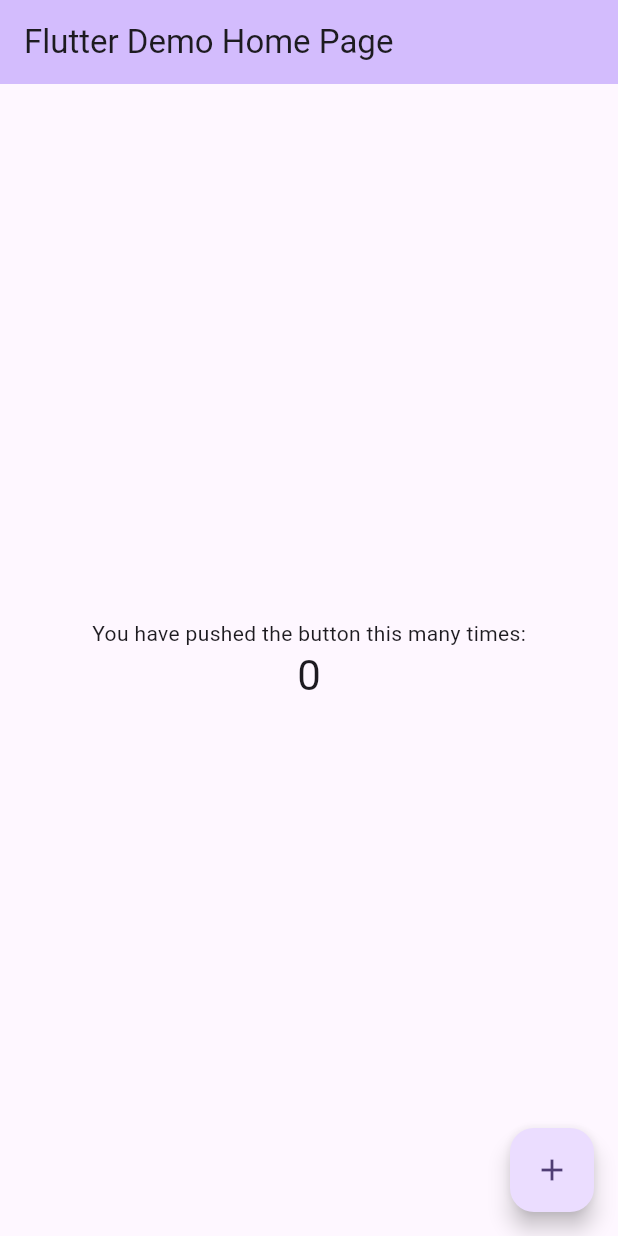
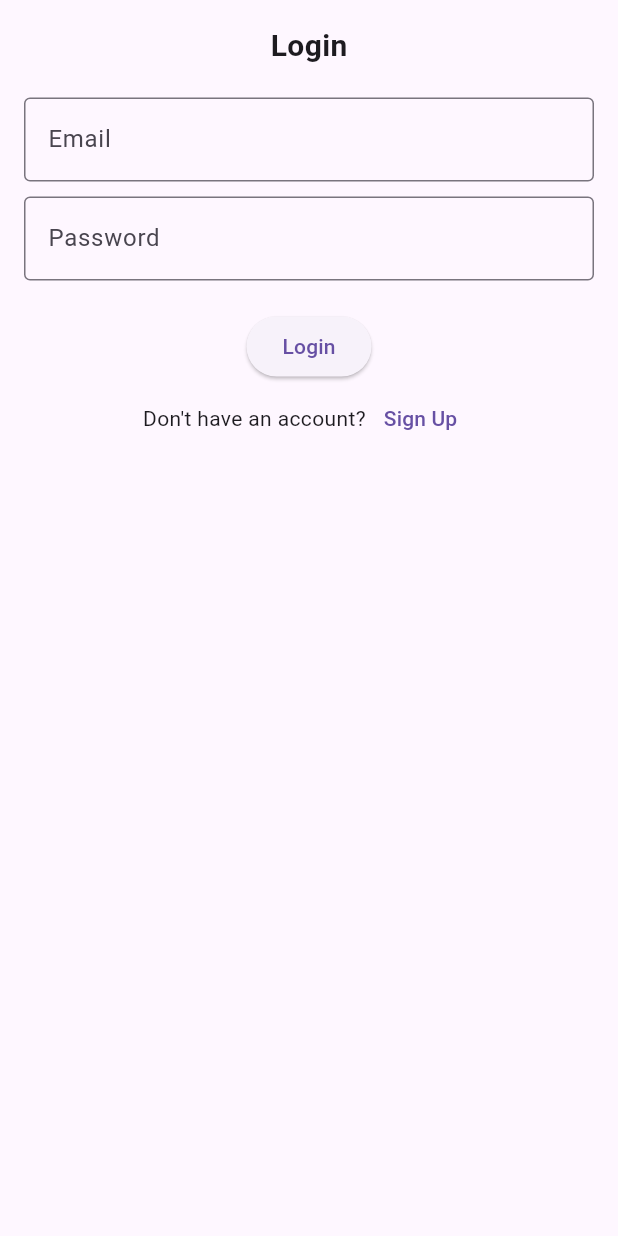
Before and after one commit to faiza-rahman/cs8803-sampleapp2, a Flutter app: the screen it shows after launch, on a phone screen of 412 x 824 dp. Run offline on Flutter 3.47's test engine with Material 3 defaults, Android fonts, the light colour scheme and no system bars; our stand-ins replace firebase_analytics, firebase_auth, firebase_core, get_it; accounts and stored records are empty.

Commit message:
auth login working

```diff
--- a/sampple_app2/lib/main.dart
+++ b/sampple_app2/lib/main.dart
@@ -1,125 +1,45 @@
+import 'package:firebase_analytics/firebase_analytics.dart';
 import 'package:flutter/material.dart';
+import 'package:get_it/get_it.dart';
+import 'package:sampple_app2/pages/login_page.dart';
+import 'package:sampple_app2/services/auth_service.dart';
+import 'package:sampple_app2/services/navigation_service.dart';
+import 'package:sampple_app2/utils.dart';
+import 'pages/form.dart';
 
-void main() {
-  runApp(const MyApp());
+void main() async {
+  await setup();
+  runApp(
+    MyApp()
+  );
+}
+
+Future<void> setup() async {
+  WidgetsFlutterBinding.ensureInitialized();
+  await setupFirebase();
+  await registerService();
 }
 
 class MyApp extends StatelessWidget {
-  const MyApp({super.key});
+  final GetIt _getIt = GetIt.instance;
 
-  // This widget is the root of your application.
-  @override
-  Widget build(BuildContext context) {
-    return MaterialApp(
-      title: 'Flutter Demo',
-      theme: ThemeData(
-        // This is the theme of your application.
-        //
-        // TRY THIS: Try running your application with "flutter run". You'll see
-        // the application has a purple toolbar. Then, without quitting the app,
-        // try changing the seedColor in the colorScheme below to Colors.green
-        // and then invoke "hot reload" (save your changes or press the "hot
-        // reload" button in a Flutter-supported IDE, or press "r" if you used
-        // the command line to start the app).
-        //
-        // Notice that the counter didn't reset back to zero; the application
-        // state is not lost during the reload. To reset the state, use hot
-        // restart instead.
-        //
-        // This works for code too, not just values: Most code changes can be
-        // tested with just a hot reload.
-        colorScheme: ColorScheme.fromSeed(seedColor: Colors.deepPurple),
-        useMaterial3: true,
-      ),
-      home: const MyHomePage(title: 'Flutter Demo Home Page'),
-    );
-  }
-}
+  late NavigationService _navigationService;
+  late AuthService _authService;
 
-class MyHomePage extends StatefulWidget {
-  const MyHomePage({super.key, required this.title});
-
-  // This widget is the home page of your application. It is stateful, meaning
-  // that it has a State object (defined below) that contains fields that affect
-  // how it looks.
-
-  // This class is the configuration for the state. It holds the values (in this
-  // case the title) provided by the parent (in this case the App widget) and
-  // used by the build method of the State. Fields in a Widget subclass are
-  // always marked "final".
-
-  final String title;
-
-  @override
-  State<MyHomePage> createState() => _MyHomePageState();
-}
-
-class _MyHomePageState extends State<MyHomePage> {
-  int _counter = 0;
-
-  void _incrementCounter() {
-    setState(() {
-      // This call to setState tells the Flutter framework that something has
-      // changed in this State, which causes it to rerun the build method below
-      // so that the display can reflect the updated values. If we changed
-      // _counter without calling setState(), then the build method would not be
-      // called again, and so nothing would appear to happen.
-      _counter++;
-    });
+  MyApp({super.key}) {
+    _navigationService = _getIt.get<NavigationService>();
+    _authService = _getIt.get<AuthService>();
   }
 
   @override
   Widget build(BuildContext context) {
-    // This method is rerun every time setState is called, for instance as done
-    // by the _incrementCounter method above.
-    //
-    // The Flutter framework has been optimized to make rerunning build methods
-    // fast, so that you can just rebuild anything that needs updating rather
-    // than having to individually change instances of widgets.
-    return Scaffold(
-      appBar: AppBar(
-        // TRY THIS: Try changing the color here to a specific color (to
-        // Colors.amber, perhaps?) and trigger a hot reload to see the AppBar
-        // change color while the other colors stay the same.
-        backgroundColor: Theme.of(context).colorScheme.inversePrimary,
-        // Here we take the value from the MyHomePage object that was created by
-        // the App.build method, and use it to set our appbar title.
-        title: Text(widget.title),
-      ),
-      body: Center(
-        // Center is a layout widget. It takes a single child and positions it
-        // in the middle of the parent.
-        child: Column(
-          // Column is also a layout widget. It takes a list of children and
-          // arranges them vertically. By default, it sizes itself to fit its
-          // children horizontally, and tries to be as tall as its parent.
-          //
-          // Column has various properties to control how it sizes itself and
-          // how it positions its children. Here we use mainAxisAlignment to
-          // center the children vertically; the main axis here is the vertical
-          // axis because Columns are vertical (the cross axis would be
-          // horizontal).
-          //
-          // TRY THIS: Invoke "debug painting" (choose the "Toggle Debug Paint"
-          // action in the IDE, or press "p" in the console), to see the
-          // wireframe for each widget.
-          mainAxisAlignment: MainAxisAlignment.center,
-          children: <Widget>[
-            const Text(
-              'You have pushed the button this many times:',
-            ),
-            Text(
-              '$_counter',
-              style: Theme.of(context).textTheme.headlineMedium,
-            ),
-          ],
-        ),
-      ),
-      floatingActionButton: FloatingActionButton(
-        onPressed: _incrementCounter,
-        tooltip: 'Increment',
-        child: const Icon(Icons.add),
-      ), // This trailing comma makes auto-formatting nicer for build methods.
+    return MaterialApp(
+      navigatorKey: _navigationService.navigatorKey,
+      title: 'Shopping List',
+      debugShowCheckedModeBanner: false,
+      themeMode: ThemeMode.system,
+      initialRoute: _authService.user != null ? "/home" : "/login",
+      routes: _navigationService.routes,
     );
   }
 }
--- /dev/null
+++ b/sampple_app2/lib/pages/login_page.dart
@@ -0,0 +1,123 @@
+import 'package:flutter/material.dart';
+import 'package:get_it/get_it.dart';
+import 'package:sampple_app2/services/auth_service.dart';
+import 'package:sampple_app2/services/navigation_service.dart';
+
+class LoginPage extends StatefulWidget {
+  const LoginPage({super.key});
+
+  @override
+  State<LoginPage> createState() => _LoginPageState();
+}
+
+class _LoginPageState extends State<LoginPage> {
+  final GetIt _getIt = GetIt.instance;
+
+  final GlobalKey<FormState> _loginFormKey = GlobalKey();
+  final RegExp _emailRegExp = RegExp(r'^[\w-\.]+@([\w-]+\.)+[\w-]{2,4}$');
+  final bool obscureText = true;
+  String? email, password;
+
+  late AuthService _authService;
+  late NavigationService _navigationService;
+
+  @override
+  void initState() {
+    super.initState();
+    _authService = _getIt.get<AuthService>();
+    _navigationService = _getIt.get<NavigationService>();
+  }
+
+  @override
+  Widget build(BuildContext context) {
+    return Scaffold(
+      body: _buildUI(),
+    );
+  }
+
+  Widget _buildUI() {
+    return SafeArea(
+      child: Padding(
+        padding: const EdgeInsets.all(16.0),
+        child: Form(
+          key: _loginFormKey,
+          child: Column(
+            children: [
+              const Text('Login', style: TextStyle(fontSize: 20, fontWeight: FontWeight.bold)),
+              const SizedBox(height: 20),
+              TextFormField(
+                validator: (value) {
+                  if (value != null && _emailRegExp.hasMatch(value)) {
+                    return null;
+                  }
+                  return 'Enter a valid email';
+                },
+                decoration: const InputDecoration(
+                  hintText: 'Email',
+                  border: OutlineInputBorder(),
+                ),
+                onSaved: (value) {
+                  setState(() {
+                    email = value;
+                  });
+                }
+              ),
+              const SizedBox(height: 10),
+              TextFormField(
+                obscureText: obscureText,
+                validator: (value) {
+                  if (value != null && value.length >= 6) {
+                    return null;
+                  }
+                  return 'Enter a valid password';
+                },
+                decoration: const InputDecoration(
+                  hintText: 'Password',
+                  border: OutlineInputBorder(),
+                ),
+                onSaved: (value) {
+                  setState(() {
+                    password = value;
+                  });
+                }
+              ),
+              const SizedBox(height: 20),
+              ElevatedButton(
+                onPressed: () async {
+                  if (_loginFormKey.currentState?.validate() ?? false) {
+                    _loginFormKey.currentState?.save();
+                    print('Email: $email, Password: $password'); // Debug print
+                    bool result = await _authService.login(email!, password!);
+                    print('Login result: $result'); // Debug print
+
+                    if (result) {
+                      print('Navigating to home'); // Debug print
+                      _navigationService.pushReplacementNamed('/home');
+                    } else {
+                      print('Login failed'); // Debug print
+                    }
+                  }
+                },
+                child: const Text('Login'),
+              ),
+              _createAnAccountLink(),
+            ],
+          ),
+        ),
+      ),
+    );
+  }
+}
+
+Widget _createAnAccountLink() {
+  return Row(
+    mainAxisAlignment: MainAxisAlignment.center,
+    children: [
+      const Text('Don\'t have an account?'),
+      TextButton(
+        onPressed: () {},
+        child: const Text('Sign Up'),
+      ),
+    ],
+  );
+}
--- /dev/null
+++ b/sampple_app2/lib/services/auth_service.dart
@@ -0,0 +1,48 @@
+import 'package:firebase_auth/firebase_auth.dart';
+
+class AuthService {
+  final FirebaseAuth _firebaseAuth = FirebaseAuth.instance;
+
+  User? _user;
+
+  User? get user {
+    return _user;
+  }
+
+  AuthService() {
+    _firebaseAuth.authStateChanges().listen(authStateChangesStreamListener);
+  }
+
+  Future<bool> login(String email, String password) async {
+    try {
+      final credential = await _firebaseAuth.signInWithEmailAndPassword(email: email, password: password);
+      if (credential.user != null) {
+        _user = credential.user;
+        return true;
+      }
+    } catch (e) {
+      print(e);
+    }
+    return false;
+  }
+
+  Future<bool> logOut() async {
+   try {
+     await _firebaseAuth.signOut();
+     return true;
+   } catch (e) {
+     print(e);
+   }
+   return false;
+  }
+
+  void authStateChangesStreamListener(User? user) {
+    if (user != null) {
+      _user = user;
+    }
+    else {
+      _user = null;
+    }
+  }
+
+}
--- /dev/null
+++ b/sampple_app2/lib/services/navigation_service.dart
@@ -0,0 +1,32 @@
+import 'package:flutter/material.dart';
+import 'package:sampple_app2/pages/form.dart';
+import 'package:sampple_app2/pages/login_page.dart';
+
+class NavigationService {
+  late GlobalKey<NavigatorState> _navigatorKey;
+
+  final Map<String, Widget Function(BuildContext)> _routes = {
+    "/login": (context) => const LoginPage(),
+    "/home": (context) => const MyForm(),
+  };
+
+  GlobalKey<NavigatorState> get navigatorKey => _navigatorKey;
+
+  Map<String, Widget Function(BuildContext)> get routes => _routes;
+
+  NavigationService() {
+    _navigatorKey = GlobalKey<NavigatorState>();
+  }
+
+  void pushNamed(String routeName) {
+    _navigatorKey.currentState?.pushNamed(routeName);
+  }
+
+  void pushReplacementNamed(String routeName) {
+    _navigatorKey.currentState?.pushReplacementNamed(routeName);
+  }
+
+  void goBack() {
+    return _navigatorKey.currentState?.pop();
+  }
+}
```
Also changed, not shown: sampple_app2/lib/pages/details.dart (added, +90 -0 lines), sampple_app2/lib/pages/form.dart (added, +134 -0 lines), sampple_app2/lib/utils.dart (added, +21 -0 lines), sampple_app2/pubspec.yaml (+11 -0 lines), sampple_app2/firebase.json (added), sampple_app2/lib/firebase_options.dart (added), sampple_app2/pubspec.lock, 29 other files.
